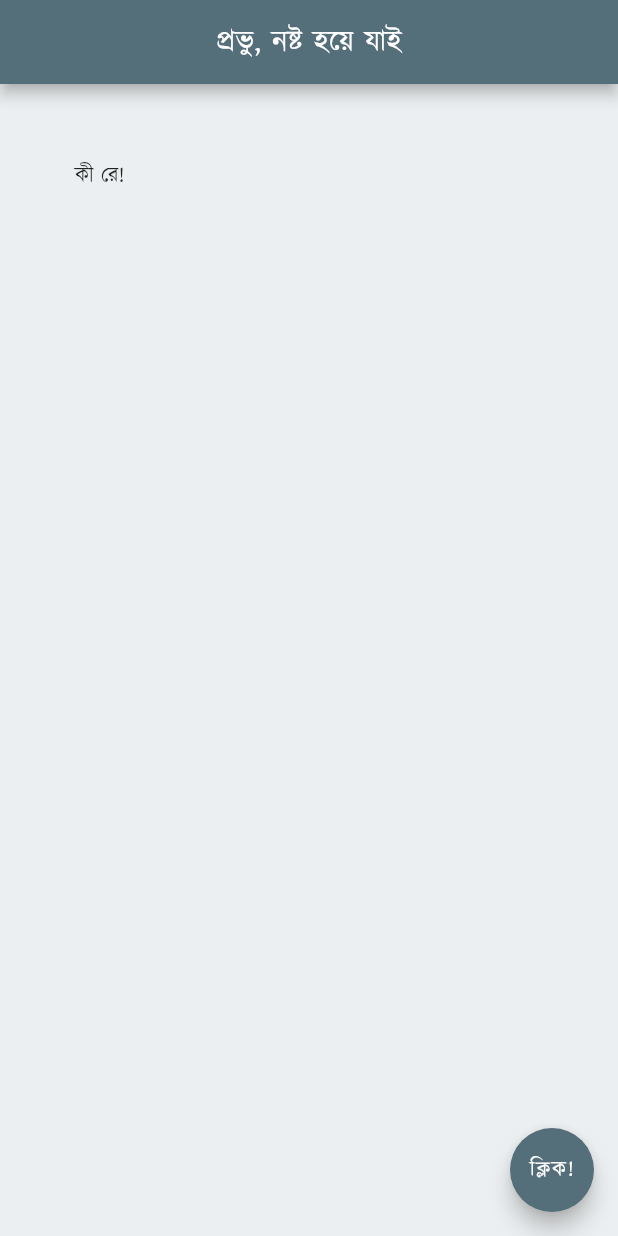
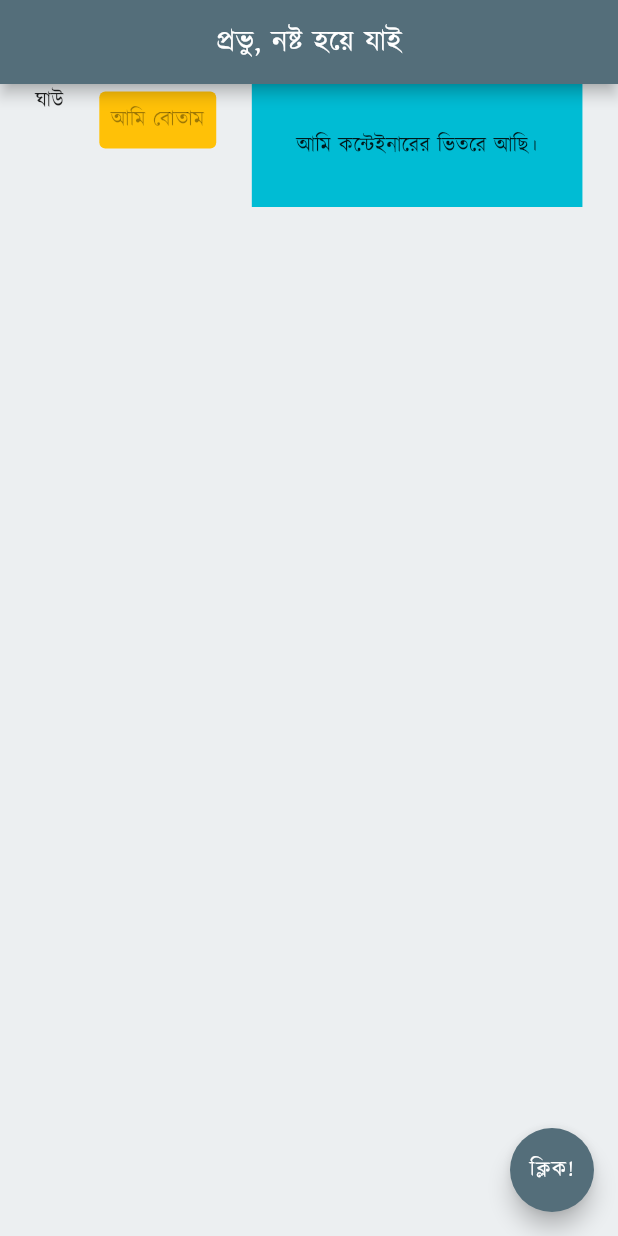
Before and after one commit to HasanNahiyanNobel/Learning-Flutter, a Flutter app: the screen it shows after launch, on a phone screen of 412 x 824 dp. Run offline on Flutter 3.47's test engine with Material 2 defaults, Android fonts, the phone set to English and light mode, and no system bars.

Commit message:
Completed tutorial #11.

```diff
--- a/lib/main.dart
+++ b/lib/main.dart
@@ -1,3 +1,4 @@
+import 'package:flutter/cupertino.dart';
 import 'package:flutter/material.dart';
 
 void main() {
@@ -45,18 +46,24 @@ class _HomeState extends State<Home> with SingleTickerProviderStateMixin {
         centerTitle: true,
         backgroundColor: Colors.blueGrey[600],
       ),
-      /*body: Container(
-        padding: EdgeInsets.symmetric(
-          horizontal: 30,
-          vertical: 10,
-        ),
-        margin: EdgeInsets.all(20),
-        color: Colors.blueGrey[300],
-        child: Text('কী রে!'),
-      ),*/
-      body: Padding(
-        padding: EdgeInsets.all(50),
-        child: Text('কী রে!'),
+      body: Row(
+        mainAxisAlignment: MainAxisAlignment.spaceEvenly,
+        crossAxisAlignment: CrossAxisAlignment.start,
+        children: <Widget>[
+          Text('ঘাউ'),
+          TextButton(
+            onPressed: null,
+            child: Text('আমি বোতাম'),
+            style: ButtonStyle(
+              backgroundColor: MaterialStateProperty.all<Color>(Colors.amber),
+            ),
+          ),
+          Container(
+            color: Colors.cyan,
+            padding: EdgeInsets.all(30),
+            child: Text('আমি কন্টেইনারের ভিতরে আছি।'),
+          )
+        ],
       ),
       floatingActionButton: FloatingActionButton(
         onPressed: null,
```
Also changed, not shown: 1 other file.
